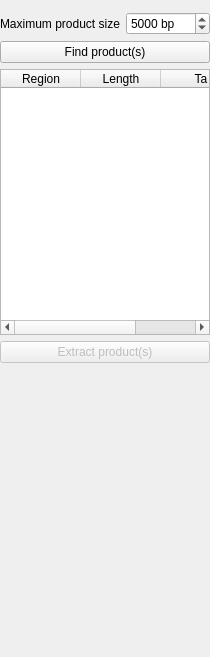
Before: the Qt Designer form src/plugins/pcr/src/ui/InSilicoPcrOptionPanelWidget.ui in violethaze74/ugene, drawn with Qt 5.
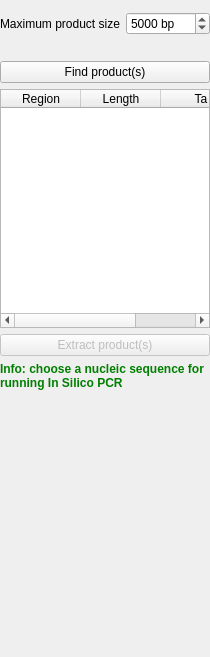
After: the same form once the commit is applied. Custom widgets are drawn as their Qt base class.

```diff
--- a/src/plugins/pcr/src/ui/InSilicoPcrOptionPanelWidget.ui
+++ b/src/plugins/pcr/src/ui/InSilicoPcrOptionPanelWidget.ui
@@ -68,6 +68,20 @@
         </item>
        </layout>
       </item>
+      <item>
+       <widget class="QLabel" name="warningLabel">
+        <property name="styleSheet">
+         <string notr="true">color: red;
+font-weight: 600;</string>
+        </property>
+        <property name="text">
+         <string/>
+        </property>
+        <property name="wordWrap">
+         <bool>true</bool>
+        </property>
+       </widget>
+      </item>
       <item>
        <widget class="QPushButton" name="findProductButton">
         <property name="text">
@@ -188,6 +202,20 @@
      </layout>
     </widget>
    </item>
+   <item>
+    <widget class="QLabel" name="algoWarningLabel">
+     <property name="styleSheet">
+      <string notr="true">color: green;
+font-weight: 600;</string>
+     </property>
+     <property name="text">
+      <string>Info: choose a nucleic sequence for running In Silico PCR</string>
+     </property>
+     <property name="wordWrap">
+      <bool>true</bool>
+     </property>
+    </widget>
+   </item>
    <item>
     <spacer name="verticalSpacer">
      <property name="orientation">
```
Left out of the diff: 2 changed lines with no effect on the pictures.
